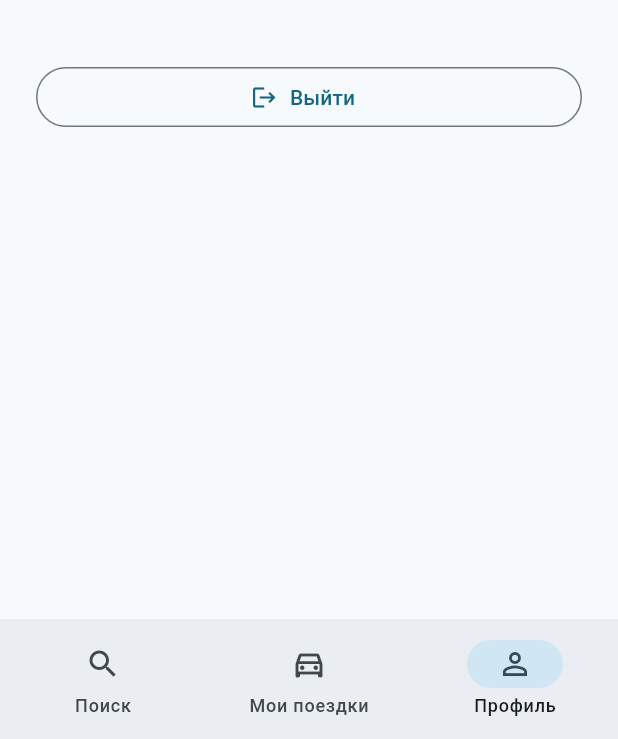
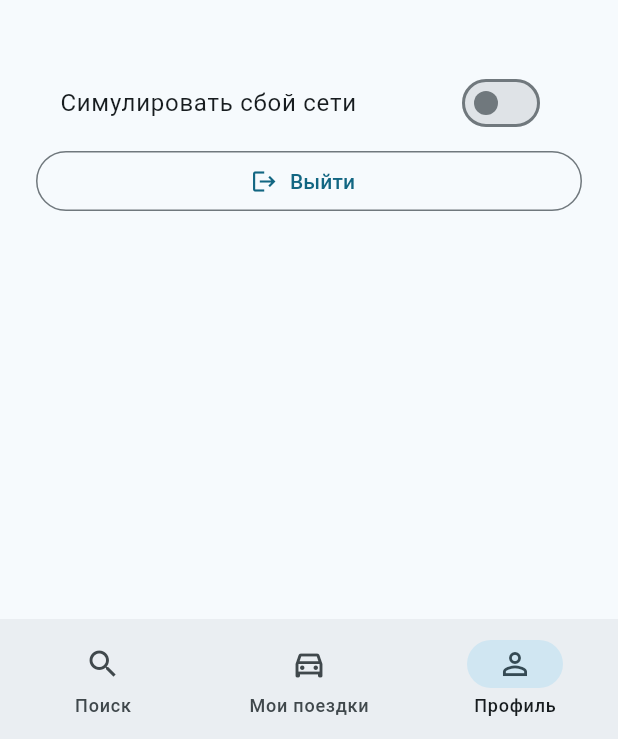
Before and after one commit to Susanna-msoillik/pam, a Flutter app: the ProfilePage screen opened by its route, on a phone screen of 412 x 824 dp, the part 497-1236 px from its top. Run offline on Flutter 3.47's test engine with Material 3 defaults, Android fonts, the phone set to English and light mode, and no system bars; our stand-ins replace go_router.

Commit message:
сбой сети и повтор загрузки

```diff
--- a/lib/screens/profile.dart
+++ b/lib/screens/profile.dart
@@ -3,7 +3,12 @@ import 'package:go_router/go_router.dart';
 
 import '../widgets/confirmation.dart';
 
-import '../data/mock_data.dart';
+import 'package:provider/provider.dart';
+
+import '../data/app_user.dart';
+import '../data/mock_repository.dart';
+import '../models/routes_model.dart';
+import '../models/bookings_model.dart';
 
 class ProfilePage extends StatelessWidget {
   final VoidCallback? onLogout;
@@ -11,6 +16,7 @@ class ProfilePage extends StatelessWidget {
 
   @override
   Widget build(BuildContext context) {
+    final user = context.watch<AppUser>();
     return Scaffold(
       appBar: AppBar(title: const Text('Профиль')),
       body: ListView(
@@ -24,12 +30,12 @@ class ProfilePage extends StatelessWidget {
           ),
           const SizedBox(height: 24),
           Text(
-            currentUserName,
+            user.name,
             textAlign: TextAlign.center,
             style: Theme.of(context).textTheme.headlineSmall,
           ),
           const SizedBox(height: 8),
-          const Text('susanna@example.com', textAlign: TextAlign.center),
+          Text(user.email, textAlign: TextAlign.center),
           const SizedBox(height: 32),
           const ListTile(
             leading: Icon(Icons.school_outlined),
@@ -37,6 +43,18 @@ class ProfilePage extends StatelessWidget {
             subtitle: Text('Поездки вместе со студентами'),
           ),
           const SizedBox(height: 24),
+          StatefulBuilder(
+            builder: (context, update) => SwitchListTile(
+              title: const Text('Симулировать сбой сети'),
+              value: context.read<MockRepository>().simulateError,
+              onChanged: (value) {
+                context.read<MockRepository>().simulateError = value;
+                update(() {});
+                context.read<RoutesModel>().load();
+                context.read<BookingsModel>().load();
+              },
+            ),
+          ),
           OutlinedButton.icon(
             onPressed: () async {
               if (await confirmAction(context, 'Выйти из аккаунта?') &&
```
